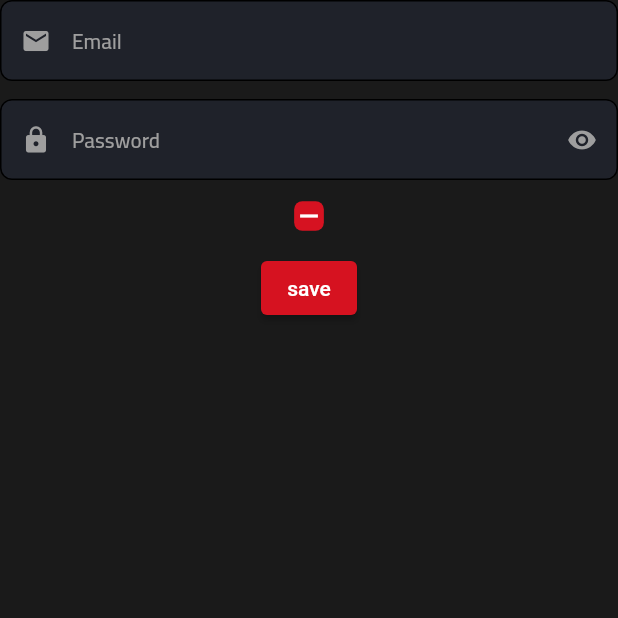
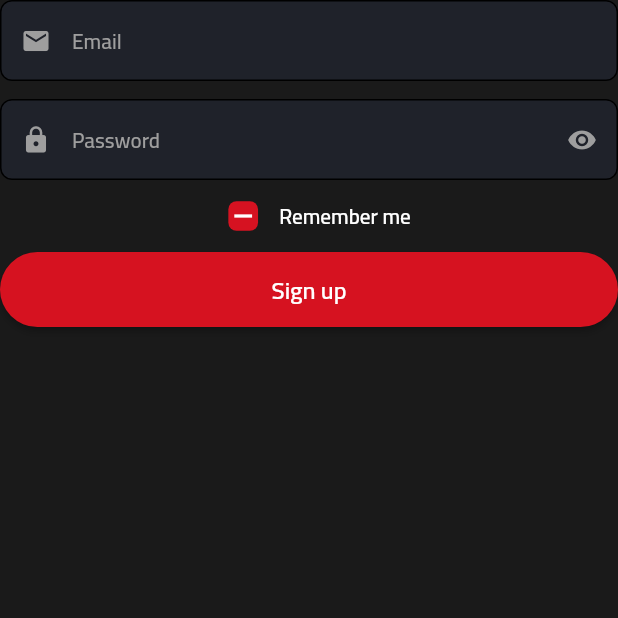
Before and after one commit to mohamedmohamedy/Mova, a Flutter app: the screen it shows after launch, on a phone screen of 412 x 824 dp, the top half of it. Run offline on Flutter 3.47's test engine with Material 2 defaults, Android fonts, the phone set to English and light mode, and no system bars; our stand-ins replace dartz, equatable, firebase_auth, firebase_core, flutter_bloc, get_it and 3 more; accounts and stored records are empty.

Commit message:
finishing form

```diff
--- a/lib/core/resources/strings_manager.dart
+++ b/lib/core/resources/strings_manager.dart
@@ -11,5 +11,8 @@ class StringsManager {
     static  const String passwordLengthValidationMessage = 'password shouldn\'t be less than 6 characters';
     static  const String email = 'Email';
     static  const String password = 'Password';
+    static  const String rememberMe = 'Remember me';
+    static  const String signIn = 'Sign in';
+    static  const String signUp = 'Sign up';
 
 }
--- a/lib/core/resources/theme_manager.dart
+++ b/lib/core/resources/theme_manager.dart
@@ -44,11 +44,11 @@ ThemeData getApplicationDarkTheme() {
           fontName: FontsName.detailsFont, fontSize: FontsSize.s12),
 
       // General Font
-      headlineSmall: getLightStyle(
-          fontName: FontsName.generalFont, fontSize: FontsSize.s12),
-      headlineMedium: getMediumStyle(
+      headlineSmall: getRegularStyle(
+          fontName: FontsName.generalFont, fontSize: FontsSize.s16),
+      headlineMedium: getSemiBoldStyle(
           fontName: FontsName.generalFont, fontSize: FontsSize.s14),
-      headlineLarge: getRegularStyle(
+      headlineLarge: getBoldStyle(
           fontName: FontsName.generalFont, fontSize: FontsSize.s16),
     ),
 
@@ -101,6 +101,17 @@ ThemeData getApplicationDarkTheme() {
         style: BorderStyle.solid,
         color: ColorsManager.swatchRed,
         width: DoubleManager.d_2,
-        )),
+      ),
+    ),
+
+    // Buttons
+    elevatedButtonTheme: ElevatedButtonThemeData(
+      style: ElevatedButton.styleFrom(
+        shape: const StadiumBorder(),
+        minimumSize: const Size(double.infinity, DoubleManager.d_50),
+        textStyle: getSemiBoldStyle(
+            fontName: FontsName.generalFont, fontSize: DoubleManager.d_16),
+      ),
+    ),
   );
 }
--- a/lib/core/resources/values_manager.dart
+++ b/lib/core/resources/values_manager.dart
@@ -10,6 +10,7 @@ class DoubleManager {
   static const double d_20 = 20;
   static const double d_22 = 22;
   static const double d_24 = 24;
+  static const double d_50 = 50;
   static const double d_70 = 70;
 }
 
--- /dev/null
+++ b/lib/core/utils/general_button.dart
@@ -0,0 +1,19 @@
+import 'package:flutter/material.dart';
+
+class GeneralButton extends StatelessWidget {
+  final String buttonText;
+  final VoidCallback function;
+  const GeneralButton({
+    Key? key,
+    required this.buttonText,
+    required this.function,
+  }) : super(key: key);
+
+  @override
+  Widget build(BuildContext context) {
+    return ElevatedButton(
+      onPressed: function,
+      child: Text(buttonText),
+    );
+  }
+}
--- a/lib/features/authentication/presentation/pages/sign_up_screen.dart
+++ b/lib/features/authentication/presentation/pages/sign_up_screen.dart
@@ -1,7 +1,6 @@
-import 'dart:developer';
-
 import 'package:flutter/material.dart';
 import 'package:flutter_bloc/flutter_bloc.dart';
+import 'package:mova/core/resources/strings_manager.dart';
 import 'package:mova/core/utils/snack_bar_util.dart';
 import 'package:mova/features/authentication/presentation/bloc/authentication_bloc.dart';
 import 'package:mova/features/authentication/presentation/widgets/sign_form.dart';
@@ -46,7 +45,7 @@ class SignUpScreen extends StatelessWidget {
           },
           child: Column(
             children: [
-              SignForm(signEvent: signEvent),
+              SignForm(signEvent: signEvent, buttonText: StringsManager.signUp),
             ],
           ),
         ),
--- /dev/null
+++ b/lib/features/authentication/presentation/widgets/remember_me_row.dart
@@ -0,0 +1,22 @@
+import 'package:flutter/material.dart';
+import 'package:mova/core/resources/strings_manager.dart';
+import 'package:mova/features/authentication/presentation/widgets/remember_me_check_box.dart';
+
+class RememberMeRow extends StatelessWidget {
+  final TextEditingController emailController;
+  const RememberMeRow({super.key, required this.emailController});
+
+  @override
+  Widget build(BuildContext context) {
+    return Row(
+      mainAxisAlignment: MainAxisAlignment.center,
+      children: [
+        RememberMeCheckBox(emailController: emailController),
+        Text(
+          StringsManager.rememberMe,
+          style: Theme.of(context).textTheme.headlineMedium,
+        ),
+      ],
+    );
+  }
+}
--- a/lib/features/authentication/presentation/widgets/sign_form.dart
+++ b/lib/features/authentication/presentation/widgets/sign_form.dart
@@ -3,15 +3,18 @@ import 'package:flutter_bloc/flutter_bloc.dart';
 import 'package:mova/core/global/type_def.dart';
 import 'package:mova/core/resources/values_manager.dart';
 import 'package:mova/features/authentication/presentation/widgets/password_form.dart';
-import 'package:mova/features/authentication/presentation/widgets/remember_me_check_box.dart';
+import 'package:mova/features/authentication/presentation/widgets/remember_me_row.dart';
+import '../../../../core/utils/general_button.dart';
 import '../bloc/authentication_bloc.dart';
 import 'email_form.dart';
 
 class SignForm extends StatelessWidget {
   final AuthenticationEventFunction signEvent;
+  final String buttonText;
   const SignForm({
     Key? key,
     required this.signEvent,
+    required this.buttonText,
   }) : super(key: key);
 
   @override
@@ -34,11 +37,8 @@ class SignForm extends StatelessWidget {
           EmailForm(emailController: emailController),
           const SizedBox(height: DoubleManager.d_12),
           PasswordForm(passwordController: passwordController),
-          RememberMeCheckBox(emailController: emailController),
-          ElevatedButton(
-            onPressed: () => saveForm(),
-            child: const Text('save'),
-          ),
+          RememberMeRow(emailController: emailController),
+          GeneralButton(buttonText: buttonText, function: saveForm),
         ],
       ),
     );
```
Lines whose indentation alone changed are shown as unchanged.
